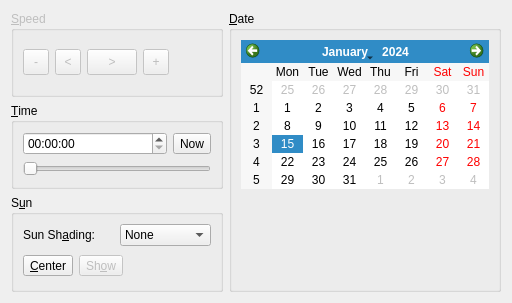
The window that src/lib/SunControlWidget.ui (KDE/marble) describes before a commit, drawn with Qt 5.
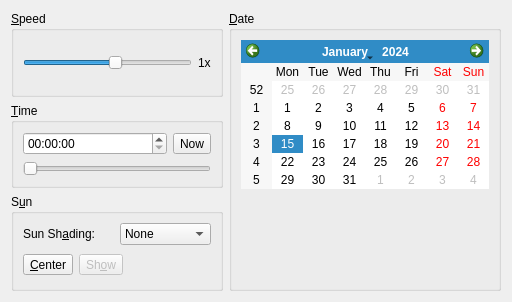
The same window after the commit. Icons and pictures are not drawn.

Commit message: * src/lib/SunLocator.{cpp,h}:     * src/lib/TextureTile.{cpp,h}:     * src/lib/SunControlWidget.{ui,cpp,h}:     * src/lib/ExtDateTime.{cpp,h}:     * src/lib/MergedLayerPainter.{cpp, h}:     * src/lib/MarbleWidget.cpp     * src/lib/TileLoader.cpp     * src/lib/CMakeLists.txt

```diff
--- a/src/lib/SunControlWidget.ui
+++ b/src/lib/SunControlWidget.ui
@@ -6,7 +6,7 @@
     <x>0</x>
     <y>0</y>
     <width>512</width>
-    <height>303</height>
+    <height>302</height>
    </rect>
   </property>
   <property name="sizePolicy" >
@@ -21,107 +21,32 @@
   <layout class="QGridLayout" >
    <item row="0" column="0" >
     <widget class="QGroupBox" name="speedGroupBox" >
-     <property name="enabled" >
-      <bool>false</bool>
-     </property>
      <property name="title" >
       <string>&amp;Speed</string>
      </property>
      <layout class="QHBoxLayout" >
       <item>
-       <widget class="QToolButton" name="slowerToolButton" >
-        <property name="minimumSize" >
-         <size>
-          <width>26</width>
-          <height>26</height>
-         </size>
+       <widget class="QSlider" name="speedSlider" >
+        <property name="minimum" >
+         <number>-10</number>
         </property>
-        <property name="toolTip" >
-         <string>&lt;html>&lt;head>&lt;meta name="qrichtext" content="1" />&lt;style type="text/css">
-p, li { white-space: pre-wrap; }
-&lt;/style>&lt;/head>&lt;body style=" font-family:'Sans Serif'; font-size:9pt; font-weight:400; font-style:normal;">
-&lt;p style=" margin-top:0px; margin-bottom:0px; margin-left:0px; margin-right:0px; -qt-block-indent:0; text-indent:0px;">Decrease time step&lt;/p>&lt;/body>&lt;/html></string>
+        <property name="maximum" >
+         <number>10</number>
         </property>
-        <property name="text" >
-         <string>-</string>
+        <property name="value" >
+         <number>1</number>
         </property>
-       </widget>
-      </item>
-      <item>
-       <widget class="QToolButton" name="backwardsToolButton" >
-        <property name="minimumSize" >
-         <size>
-          <width>26</width>
-          <height>26</height>
-         </size>
-        </property>
-        <property name="toolTip" >
-         <string>&lt;html>&lt;head>&lt;meta name="qrichtext" content="1" />&lt;style type="text/css">
-p, li { white-space: pre-wrap; }
-&lt;/style>&lt;/head>&lt;body style=" font-family:'Sans Serif'; font-size:9pt; font-weight:400; font-style:normal;">
-&lt;p style=" margin-top:0px; margin-bottom:0px; margin-left:0px; margin-right:0px; -qt-block-indent:0; text-indent:0px;">Backward&lt;/p>&lt;/body>&lt;/html></string>
-        </property>
-        <property name="text" >
-         <string>&lt;</string>
-        </property>
-        <property name="icon" >
-         <iconset resource="../marble.qrc" >:/icons/arrow-left.png</iconset>
-        </property>
-       </widget>
-      </item>
-      <item>
-       <widget class="QToolButton" name="forwardToolButton" >
-        <property name="minimumSize" >
-         <size>
-          <width>50</width>
-          <height>26</height>
-         </size>
-        </property>
-        <property name="toolTip" >
-         <string>&lt;html>&lt;head>&lt;meta name="qrichtext" content="1" />&lt;style type="text/css">
-p, li { white-space: pre-wrap; }
-&lt;/style>&lt;/head>&lt;body style=" font-family:'Sans Serif'; font-size:9pt; font-weight:400; font-style:normal;">
-&lt;p style=" margin-top:0px; margin-bottom:0px; margin-left:0px; margin-right:0px; -qt-block-indent:0; text-indent:0px;">Forward&lt;/p>&lt;/body>&lt;/html></string>
-        </property>
-        <property name="text" >
-         <string>></string>
-        </property>
-        <property name="icon" >
-         <iconset resource="../marble.qrc" >:/icons/arrow-right.png</iconset>
-        </property>
-       </widget>
-      </item>
-      <item>
-       <widget class="QToolButton" name="fasterToolButton" >
-        <property name="minimumSize" >
-         <size>
-          <width>26</width>
-          <height>26</height>
-         </size>
-        </property>
-        <property name="toolTip" >
-         <string>&lt;html>&lt;head>&lt;meta name="qrichtext" content="1" />&lt;style type="text/css">
-p, li { white-space: pre-wrap; }
-&lt;/style>&lt;/head>&lt;body style=" font-family:'Sans Serif'; font-size:9pt; font-weight:400; font-style:normal;">
-&lt;p style=" margin-top:0px; margin-bottom:0px; margin-left:0px; margin-right:0px; -qt-block-indent:0; text-indent:0px;">Increase time step&lt;/p>&lt;/body>&lt;/html></string>
-        </property>
-        <property name="text" >
-         <string>+</string>
-        </property>
-       </widget>
-      </item>
-      <item>
-       <spacer>
         <property name="orientation" >
          <enum>Qt::Horizontal</enum>
         </property>
-        <property name="sizeHint" >
-         <size>
-          <width>21</width>
-          <height>20</height>
-         </size>
+       </widget>
+      </item>
+      <item>
+       <widget class="QLabel" name="speedLabel" >
+        <property name="text" >
+         <string>1x</string>
         </property>
-       </spacer>
+       </widget>
       </item>
      </layout>
     </widget>
@@ -252,9 +177,6 @@
           <property name="checkable" >
            <bool>true</bool>
           </property>
-          <property name="checked" >
-           <bool>false</bool>
-          </property>
           <property name="toolButtonStyle" >
            <enum>Qt::ToolButtonTextUnderIcon</enum>
           </property>
```
Left out of the diff: 4 changed lines with no effect on the pictures. The commit also changes 14 other files.
